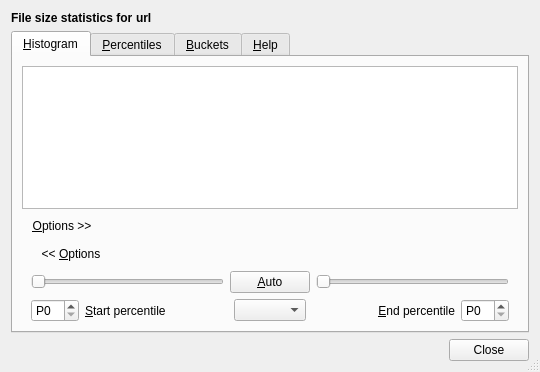
Lithopsian/qt6dirstat, file src/file-size-stats-window.ui: the form before one commit.
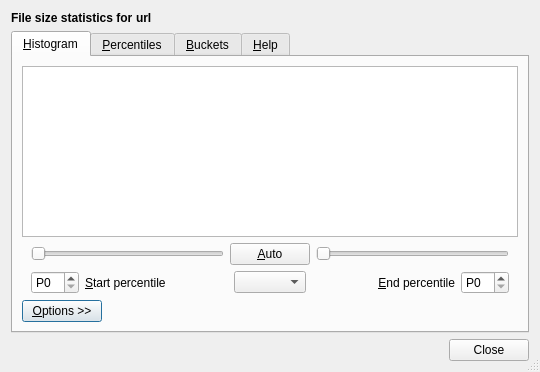
The form after the commit. Icons and pictures are not drawn. Custom widgets are drawn as their Qt base class.

Commit message:
Reposition the HistogramView options button
Place the button below the options panel so that it doesn't move about as the label opens and closes.
Also make it clickable instead of swapping the arrows and having one button inside the panel and one outside.  The visual results are more theme-dependant now, but it reduces the tangle of signals and button swaps.

```diff
--- a/src/file-size-stats-window.ui
+++ b/src/file-size-stats-window.ui
@@ -82,16 +82,6 @@
          </property>
         </widget>
        </item>
-       <item alignment="Qt::AlignLeft">
-        <widget class="QPushButton" name="openOptionsButton">
-         <property name="text">
-          <string>&amp;Options &gt;&gt;</string>
-         </property>
-         <property name="flat">
-          <bool>true</bool>
-         </property>
-        </widget>
-       </item>
        <item>
         <widget class="QWidget" name="optionsPanel" native="true">
          <layout class="QVBoxLayout" name="verticalLayout_2">
@@ -101,16 +91,6 @@
           <property name="bottomMargin">
            <number>0</number>
           </property>
-          <item alignment="Qt::AlignLeft">
-           <widget class="QPushButton" name="closeOptionsButton">
-            <property name="text">
-             <string>&lt;&lt; &amp;Options</string>
-            </property>
-            <property name="flat">
-             <bool>true</bool>
-            </property>
-           </widget>
-          </item>
           <item>
            <layout class="QGridLayout" name="gridLayout" columnstretch="0,1,0,0,0,1,0">
             <item row="1" column="6">
@@ -195,6 +175,16 @@
          </layout>
         </widget>
        </item>
+       <item alignment="Qt::AlignLeft">
+        <widget class="QPushButton" name="openOptionsButton">
+         <property name="text">
+          <string>&amp;Options &gt;&gt;</string>
+         </property>
+         <property name="checkable">
+          <bool>true</bool>
+         </property>
+        </widget>
+       </item>
       </layout>
      </widget>
      <widget class="QWidget" name="percentilePage">
```
Left out of the diff: 176 changed lines with no effect on the pictures.
